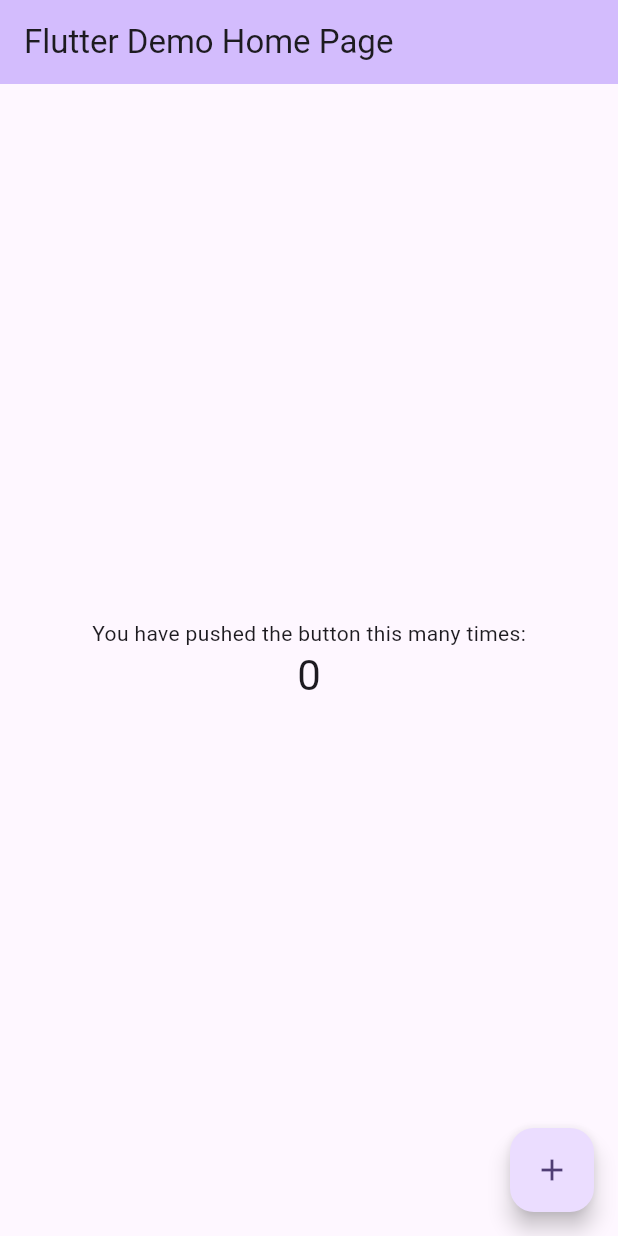
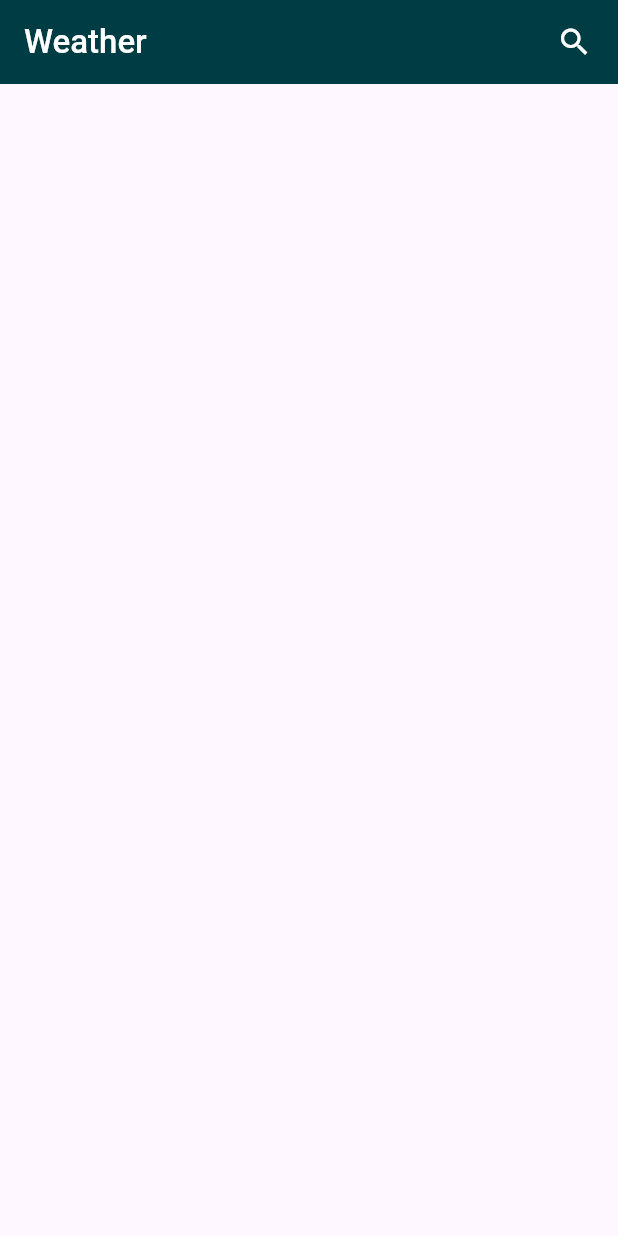
Before and after one commit to amirrrra/Weather-App, a Flutter app: the screen it shows after launch, on a phone screen of 412 x 824 dp. Run offline on Flutter 3.47's test engine with Material 3 defaults, Android fonts, the phone set to English and light mode, and no system bars.

Commit message:
build app bar

```diff
--- a/lib/main.dart
+++ b/lib/main.dart
@@ -1,125 +1,18 @@
 import 'package:flutter/material.dart';
+import 'package:weather_app/views/home_view.dart';
 
 void main() {
-  runApp(const MyApp());
+  runApp(const WeatherApp());
 }
 
-class MyApp extends StatelessWidget {
-  const MyApp({super.key});
+class WeatherApp extends StatelessWidget {
+  const WeatherApp({super.key});
 
-  // This widget is the root of your application.
   @override
   Widget build(BuildContext context) {
-    return MaterialApp(
-      title: 'Flutter Demo',
-      theme: ThemeData(
-        // This is the theme of your application.
-        //
-        // TRY THIS: Try running your application with "flutter run". You'll see
-        // the application has a purple toolbar. Then, without quitting the app,
-        // try changing the seedColor in the colorScheme below to Colors.green
-        // and then invoke "hot reload" (save your changes or press the "hot
-        // reload" button in a Flutter-supported IDE, or press "r" if you used
-        // the command line to start the app).
-        //
-        // Notice that the counter didn't reset back to zero; the application
-        // state is not lost during the reload. To reset the state, use hot
-        // restart instead.
-        //
-        // This works for code too, not just values: Most code changes can be
-        // tested with just a hot reload.
-        colorScheme: ColorScheme.fromSeed(seedColor: Colors.deepPurple),
-        useMaterial3: true,
-      ),
-      home: const MyHomePage(title: 'Flutter Demo Home Page'),
+    return const MaterialApp(
+      debugShowCheckedModeBanner: false,
+      home: HomeView(),
     );
   }
 }
-
-class MyHomePage extends StatefulWidget {
-  const MyHomePage({super.key, required this.title});
-
-  // This widget is the home page of your application. It is stateful, meaning
-  // that it has a State object (defined below) that contains fields that affect
-  // how it looks.
-
-  // This class is the configuration for the state. It holds the values (in this
-  // case the title) provided by the parent (in this case the App widget) and
-  // used by the build method of the State. Fields in a Widget subclass are
-  // always marked "final".
-
-  final String title;
-
-  @override
-  State<MyHomePage> createState() => _MyHomePageState();
-}
-
-class _MyHomePageState extends State<MyHomePage> {
-  int _counter = 0;
-
-  void _incrementCounter() {
-    setState(() {
-      // This call to setState tells the Flutter framework that something has
-      // changed in this State, which causes it to rerun the build method below
-      // so that the display can reflect the updated values. If we changed
-      // _counter without calling setState(), then the build method would not be
-      // called again, and so nothing would appear to happen.
-      _counter++;
-    });
-  }
-
-  @override
-  Widget build(BuildContext context) {
-    // This method is rerun every time setState is called, for instance as done
-    // by the _incrementCounter method above.
-    //
-    // The Flutter framework has been optimized to make rerunning build methods
-    // fast, so that you can just rebuild anything that needs updating rather
-    // than having to individually change instances of widgets.
-    return Scaffold(
-      appBar: AppBar(
-        // TRY THIS: Try changing the color here to a specific color (to
-        // Colors.amber, perhaps?) and trigger a hot reload to see the AppBar
-        // change color while the other colors stay the same.
-        backgroundColor: Theme.of(context).colorScheme.inversePrimary,
-        // Here we take the value from the MyHomePage object that was created by
-        // the App.build method, and use it to set our appbar title.
-        title: Text(widget.title),
-      ),
-      body: Center(
-        // Center is a layout widget. It takes a single child and positions it
-        // in the middle of the parent.
-        child: Column(
-          // Column is also a layout widget. It takes a list of children and
-          // arranges them vertically. By default, it sizes itself to fit its
-          // children horizontally, and tries to be as tall as its parent.
-          //
-          // Column has various properties to control how it sizes itself and
-          // how it positions its children. Here we use mainAxisAlignment to
-          // center the children vertically; the main axis here is the vertical
-          // axis because Columns are vertical (the cross axis would be
-          // horizontal).
-          //
-          // TRY THIS: Invoke "debug painting" (choose the "Toggle Debug Paint"
-          // action in the IDE, or press "p" in the console), to see the
-          // wireframe for each widget.
-          mainAxisAlignment: MainAxisAlignment.center,
-          children: <Widget>[
-            const Text(
-              'You have pushed the button this many times:',
-            ),
-            Text(
-              '$_counter',
-              style: Theme.of(context).textTheme.headlineMedium,
-            ),
-          ],
-        ),
-      ),
-      floatingActionButton: FloatingActionButton(
-        onPressed: _incrementCounter,
-        tooltip: 'Increment',
-        child: const Icon(Icons.add),
-      ), // This trailing comma makes auto-formatting nicer for build methods.
-    );
-  }
-}
--- /dev/null
+++ b/lib/utils/constants.dart
@@ -0,0 +1,4 @@
+import 'dart:ui';
+
+const kAppBar = Color(0xff003C43);
+const kWhite = Color(0xffFFFFFF);
--- /dev/null
+++ b/lib/views/home_view.dart
@@ -0,0 +1,13 @@
+import 'package:flutter/material.dart';
+import 'package:weather_app/widgets/app_bar_widget.dart';
+
+class HomeView extends StatelessWidget {
+  const HomeView({super.key});
+
+  @override
+  Widget build(BuildContext context) {
+    return const Scaffold(
+      appBar: AppBarWidget(),
+    );
+  }
+}
--- /dev/null
+++ b/lib/views/search_view.dart
@@ -0,0 +1,10 @@
+import 'package:flutter/material.dart';
+
+class SearchView extends StatelessWidget {
+  const SearchView({super.key});
+
+  @override
+  Widget build(BuildContext context) {
+    return const Placeholder();
+  }
+}
--- /dev/null
+++ b/lib/widgets/app_bar_widget.dart
@@ -0,0 +1,47 @@
+import 'package:flutter/material.dart';
+import 'package:weather_app/utils/constants.dart';
+import 'package:weather_app/views/search_view.dart';
+
+class AppBarWidget extends StatelessWidget implements PreferredSizeWidget {
+  const AppBarWidget({
+    super.key,
+  });
+
+  @override
+  Widget build(BuildContext context) {
+    return AppBar(
+      backgroundColor: kAppBar,
+      title: const Text(
+        'Weather',
+        style: TextStyle(
+          fontWeight: FontWeight.w500,
+          color: kWhite,
+        ),
+      ),
+      actions: [
+        IconButton(
+          padding: const EdgeInsets.only(
+            right: 10,
+          ),
+          onPressed: () {
+            Navigator.push(
+              context,
+              MaterialPageRoute(
+                builder: (context) {
+                  return const SearchView();
+                },
+              ),
+            );
+          },
+          icon: const Icon(
+            Icons.search,
+            color: kWhite,
+          ),
+        ),
+      ],
+    );
+  }
+
+  @override
+  Size get preferredSize => const Size.fromHeight(kToolbarHeight);
+}
```
